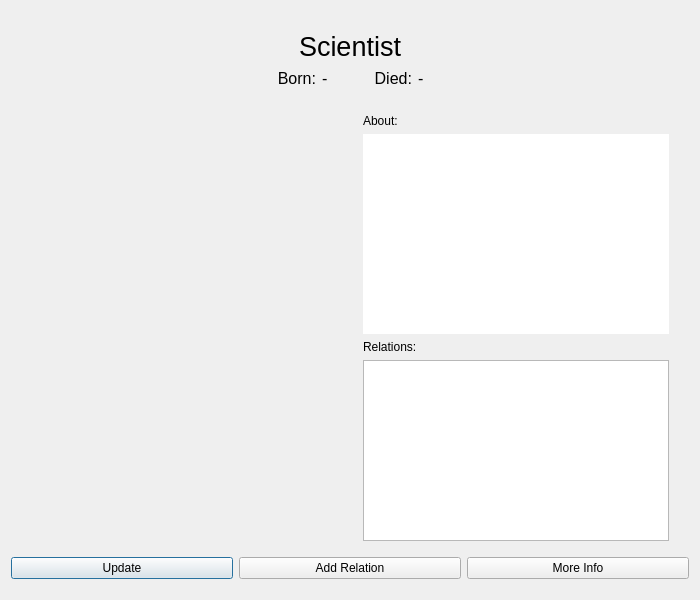
This is scientistwindow.ui in athenabjorg/sacr as Qt 5 draws it before an edit. The edited form follows.
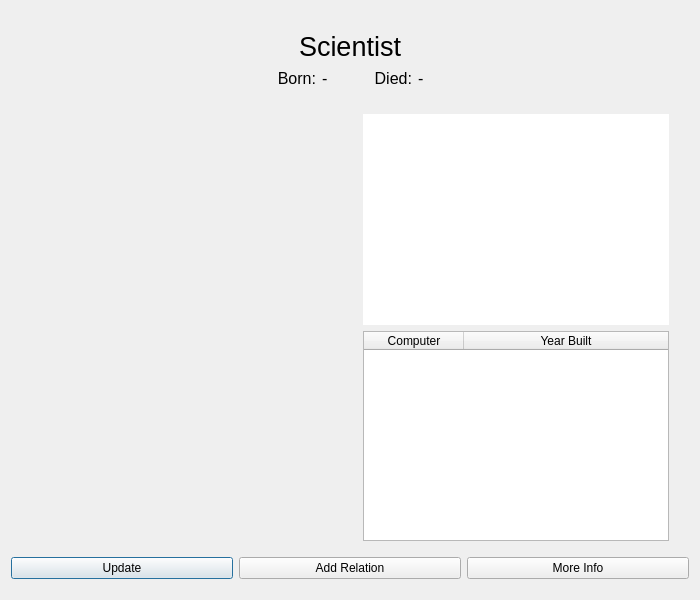
This is the edited form. Icons and pictures are not drawn.

Commit message: relation list collumns stretch

Patch:
```diff
--- a/scientistwindow.ui
+++ b/scientistwindow.ui
@@ -244,13 +244,6 @@
      </item>
      <item>
       <layout class="QVBoxLayout" name="verticalLayout_2">
-       <item>
-        <widget class="QLabel" name="about">
-         <property name="text">
-          <string>About:</string>
-         </property>
-        </widget>
-       </item>
        <item>
         <widget class="QTextBrowser" name="inputAbout">
          <property name="sizePolicy">
@@ -291,13 +284,6 @@
          </property>
         </widget>
        </item>
-       <item>
-        <widget class="QLabel" name="relations">
-         <property name="text">
-          <string>Relations:</string>
-         </property>
-        </widget>
-       </item>
        <item>
         <widget class="QTableWidget" name="relationTable">
          <property name="sizePolicy">
@@ -316,11 +302,20 @@
           <bool>true</bool>
          </property>
          <attribute name="horizontalHeaderVisible">
+          <bool>true</bool>
+         </attribute>
+         <attribute name="horizontalHeaderCascadingSectionResizes">
           <bool>false</bool>
          </attribute>
          <attribute name="horizontalHeaderStretchLastSection">
           <bool>true</bool>
          </attribute>
+         <attribute name="verticalHeaderVisible">
+          <bool>false</bool>
+         </attribute>
+         <attribute name="verticalHeaderHighlightSections">
+          <bool>true</bool>
+         </attribute>
          <column>
           <property name="text">
            <string>Computer</string>
```
The commit also changes 2 other files.
